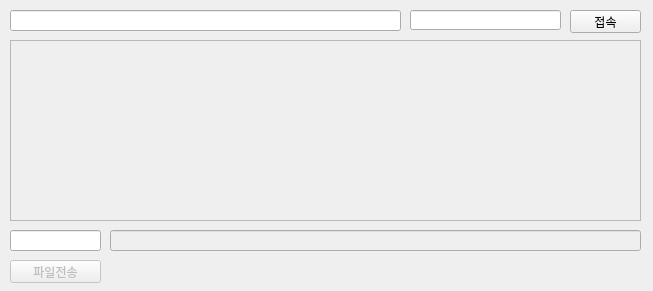
First picture: the form in jsonchat/mainwindow.ui, repository iAmVeryQT/jsonchat_bonexgu, before the edit.
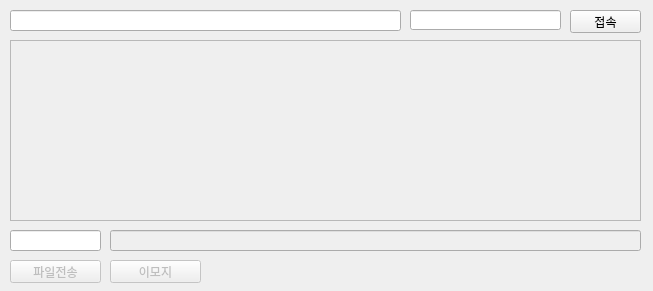
Second picture: the form after the edit.

Commit message: 이모지팝업추가

Patch:
```diff
--- a/jsonchat/mainwindow.ui
+++ b/jsonchat/mainwindow.ui
@@ -105,6 +105,22 @@
      <string>파일전송</string>
     </property>
    </widget>
+   <widget class="QPushButton" name="EmojiButton">
+    <property name="enabled">
+     <bool>false</bool>
+    </property>
+    <property name="geometry">
+     <rect>
+      <x>110</x>
+      <y>260</y>
+      <width>91</width>
+      <height>23</height>
+     </rect>
+    </property>
+    <property name="text">
+     <string>이모지</string>
+    </property>
+   </widget>
   </widget>
  </widget>
  <layoutdefault spacing="6" margin="11"/>
```
The commit also changes 6 other files.
